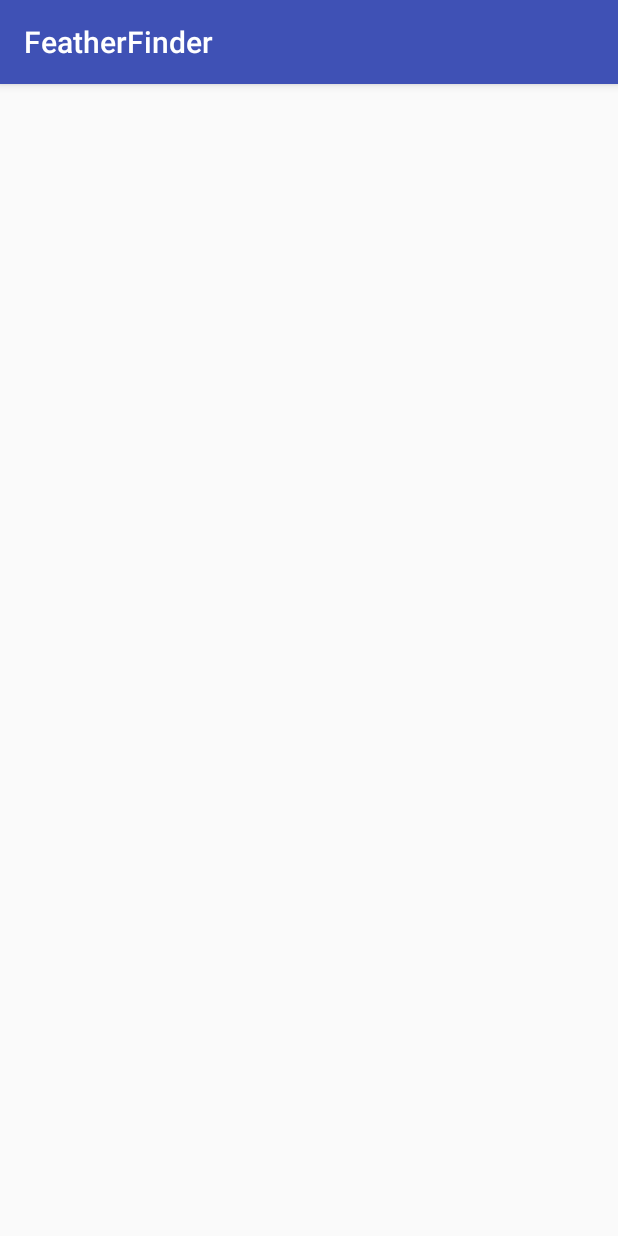
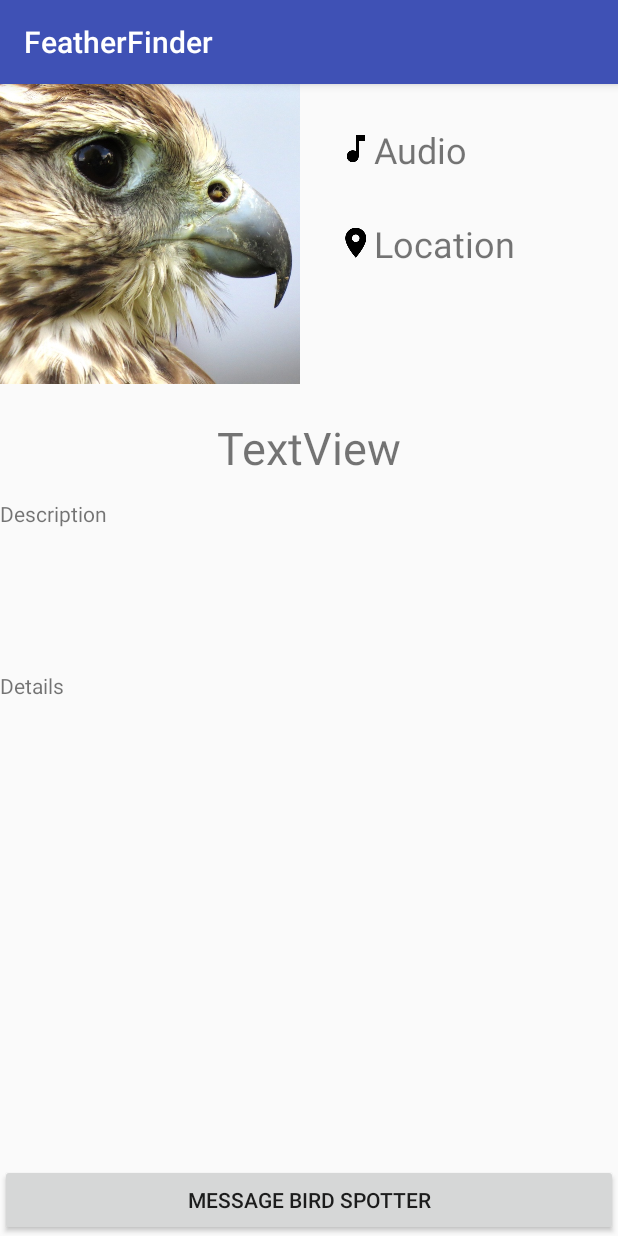
Before and after one commit to SandroMateo/FeatherFinder, an Android app: the SightingDetailActivity screen opened directly, with no data from a screen before it, on a phone screen of 412 x 824 dp. Run offline under Robolectric (Android 15) with nearby library versions, the phone set to English and light mode, and no system bars; libraries missing offline, so code that uses them is left out: org.parceler; 1 statement that could not run was skipped.

Commit message:
add layout format for sightingDetailActivity

```diff
--- a/FeatherFinder/app/src/main/res/layout/activity_sighting_detail.xml
+++ b/FeatherFinder/app/src/main/res/layout/activity_sighting_detail.xml
@@ -1,13 +1,81 @@
 <?xml version="1.0" encoding="utf-8"?>
 <RelativeLayout xmlns:android="http://schemas.android.com/apk/res/android"
+    xmlns:app="http://schemas.android.com/apk/res-auto"
     xmlns:tools="http://schemas.android.com/tools"
     android:id="@+id/activity_sighting_detail"
     android:layout_width="match_parent"
     android:layout_height="match_parent"
-    android:paddingBottom="@dimen/activity_vertical_margin"
-    android:paddingLeft="@dimen/activity_horizontal_margin"
-    android:paddingRight="@dimen/activity_horizontal_margin"
-    android:paddingTop="@dimen/activity_vertical_margin"
     tools:context="com.epicodus.featherfinder.ui.SightingDetailActivity">
 
+    <ImageView
+        android:layout_width="200dp"
+        android:layout_height="200dp"
+        app:srcCompat="@drawable/background2"
+        android:scaleType="centerCrop"
+        android:layout_alignParentTop="true"
+        android:layout_alignParentLeft="true"
+        android:layout_alignParentStart="true"
+        android:id="@+id/sightingImageView"/>
+
+    <TextView
+        android:text="Audio"
+        android:textSize="24sp"
+        android:layout_width="wrap_content"
+        android:layout_height="wrap_content"
+        android:drawableLeft="@drawable/ic_music_note_black_24dp"
+        android:layout_marginLeft="25dp"
+        android:layout_marginStart="25dp"
+        android:layout_marginTop="27dp"
+        android:id="@+id/birdCallTextView"
+        android:layout_alignParentTop="true"
+        android:layout_toRightOf="@+id/sightingImageView"
+        android:layout_toEndOf="@+id/sightingImageView" />
+
+    <TextView
+        android:text="Location"
+        android:textSize="24sp"
+        android:layout_width="wrap_content"
+        android:layout_height="wrap_content"
+        android:drawableLeft="@drawable/ic_place_black_24dp"
+        android:id="@+id/birdLocationTextView"
+        android:layout_marginTop="30dp"
+        android:layout_below="@+id/birdCallTextView"
+        android:layout_alignLeft="@+id/birdCallTextView"
+        android:layout_alignStart="@+id/birdCallTextView" />
+
+    <TextView
+        android:text="TextView"
+        android:textSize="30sp"
+        android:layout_width="wrap_content"
+        android:layout_height="wrap_content"
+        android:id="@+id/sightingSpeciesTextView"
+        android:layout_below="@+id/sightingImageView"
+        android:layout_centerHorizontal="true"
+        android:layout_marginTop="22dp" />
+
+    <TextView
+        android:text="Description"
+        android:layout_width="match_parent"
+        android:layout_height="wrap_content"
+        android:layout_marginTop="14dp"
+        android:id="@+id/textView3"
+        android:layout_below="@+id/sightingSpeciesTextView"
+        android:layout_centerHorizontal="true" />
+
+    <TextView
+        android:text="Details"
+        android:layout_width="match_parent"
+        android:layout_height="wrap_content"
+        android:layout_marginTop="95dp"
+        android:id="@+id/sightingDetailsTextView"
+        android:layout_below="@+id/textView3"
+        android:layout_centerHorizontal="true" />
+
+    <Button
+        android:text="Message Bird Spotter"
+        android:layout_width="match_parent"
+        android:layout_height="wrap_content"
+        android:layout_alignParentBottom="true"
+        android:layout_centerHorizontal="true"
+        android:id="@+id/messageSpotterButton" />
 </RelativeLayout>
```
